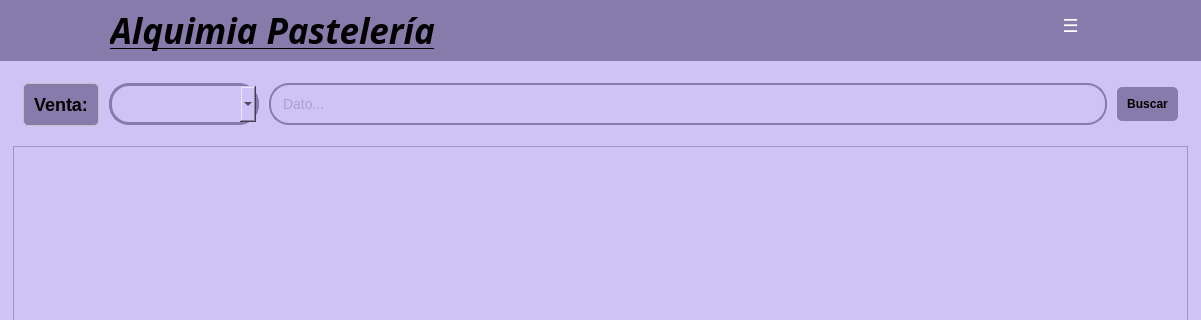
The window that app/view/ui/ventaView.ui (ErickSanat/POS-PythonQt) describes before a commit, drawn with Qt 5; both pictures show x 0 to 1201 and y 0 to 320 of the 1201 by 691 pixel window.
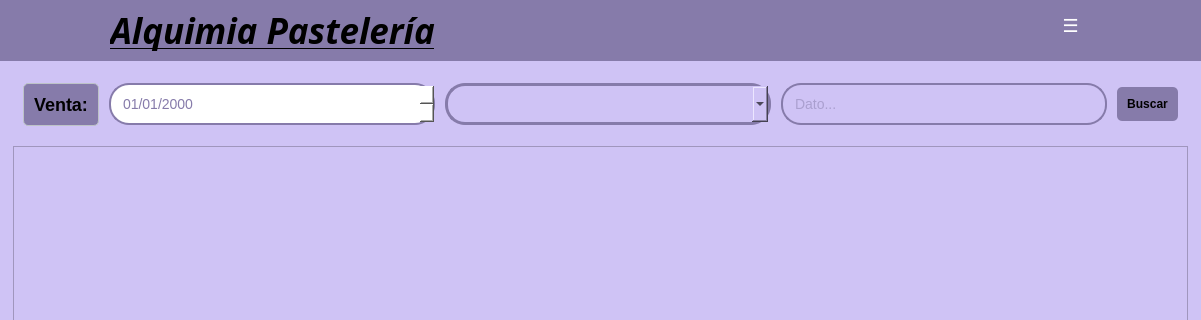
The same window after the commit. Icons and pictures are not drawn.

Diff of the .ui file:
```diff
--- a/app/view/ui/ventaView.ui
+++ b/app/view/ui/ventaView.ui
@@ -111,10 +111,41 @@
            </property>
           </widget>
          </item>
+         <item>
+          <widget class="QDateEdit" name="dateEdit">
+           <property name="sizePolicy">
+            <sizepolicy hsizetype="Minimum" vsizetype="Fixed">
+             <horstretch>0</horstretch>
+             <verstretch>0</verstretch>
+            </sizepolicy>
+           </property>
+           <property name="styleSheet">
+            <string notr="true">QDateEdit {
+    padding: 10px;
+    border: 2px solid #867BAA;
+    border-radius: 20px;
+    font-size: 14px;
+    color: rgb(134, 123, 170);
+    background-color: white;
+}
+
+QDateEdit::drop-down {
+    border-left: 1px solid #867BAA;
+    background-color: #F0EEF5;
+    border-top-right-radius: 18px;
+    border-bottom-right-radius: 18px;
+    width: 25px;
+}</string>
+           </property>
+           <property name="displayFormat">
+            <string>dd/MM/yyyy</string>
+           </property>
+          </widget>
+         </item>
          <item>
           <widget class="QComboBox" name="comboCategorias">
            <property name="sizePolicy">
-            <sizepolicy hsizetype="Fixed" vsizetype="Fixed">
+            <sizepolicy hsizetype="Minimum" vsizetype="Fixed">
              <horstretch>0</horstretch>
              <verstretch>0</verstretch>
             </sizepolicy>
@@ -137,6 +168,12 @@
          </item>
          <item>
           <widget class="QLineEdit" name="lineDato">
+           <property name="sizePolicy">
+            <sizepolicy hsizetype="Minimum" vsizetype="Fixed">
+             <horstretch>0</horstretch>
+             <verstretch>0</verstretch>
+            </sizepolicy>
+           </property>
            <property name="minimumSize">
             <size>
              <width>40</width>
@@ -159,6 +196,12 @@
          </item>
          <item>
           <widget class="QPushButton" name="btnBuscar">
+           <property name="sizePolicy">
+            <sizepolicy hsizetype="Fixed" vsizetype="Fixed">
+             <horstretch>0</horstretch>
+             <verstretch>0</verstretch>
+            </sizepolicy>
+           </property>
            <property name="styleSheet">
             <string notr="true">QPushButton {
     background-color: #867BAA;
@@ -215,7 +258,7 @@
           <number>100</number>
          </attribute>
          <attribute name="horizontalHeaderDefaultSectionSize">
-          <number>220</number>
+          <number>165</number>
          </attribute>
          <attribute name="horizontalHeaderShowSortIndicator" stdset="0">
           <bool>false</bool>
```
